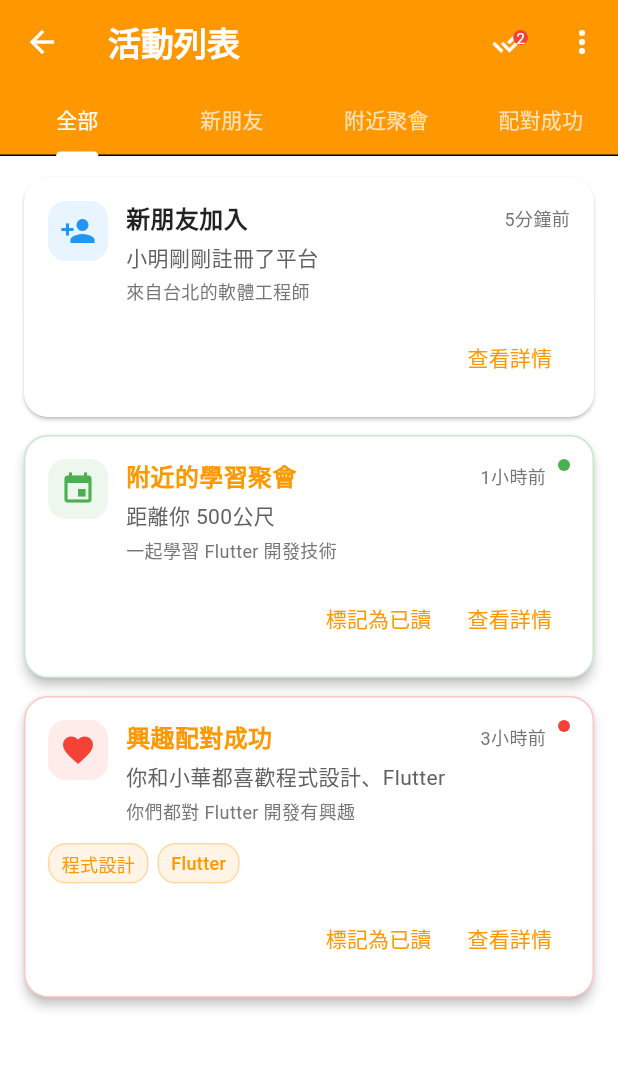
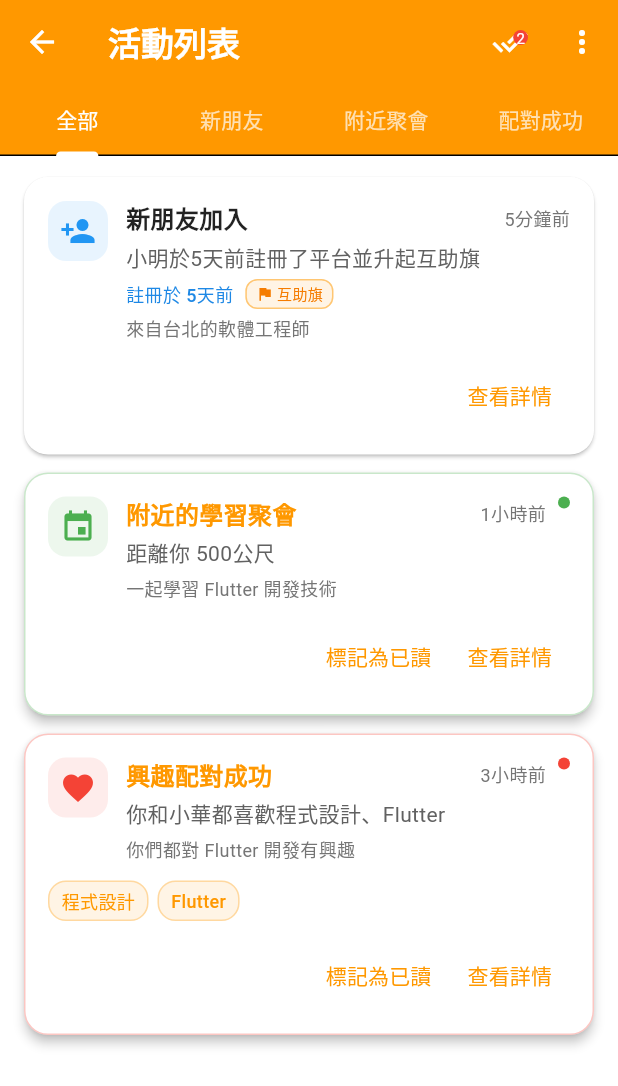
Before and after one commit to 3dw/auto30_next, a Flutter app: the ActivityListScreen screen opened directly, after a tap on "標記為已讀", on a phone screen of 412 x 824 dp. Shown: the top 1086 px of the screen. Run offline on Flutter 3.47's test engine with Material 3 defaults, Android fonts, the phone set to English and light mode, and no system bars; our stand-ins replace firebase_auth, firebase_core, firebase_database, flutter_map, geolocator, go_router and 4 more; missing offline and left inert: dart:html, dart:js, dart:ui_web, qr_code_scanner; accounts and stored records are empty.

Commit message:
work on #18  調整程式碼：「最新活動」之下的所列出「新朋友加入」功能的詳細運作改為：只列出該登入用戶目前日期的前三十天內的新註冊且有升起互助旗的新朋友，若「無」，則顯示訊息為「新朋友加入：30天內沒有新註冊且有升起互助旗的新朋友」

```diff
--- a/lib/features/home/presentation/screens/activity_detail_screen.dart
+++ b/lib/features/home/presentation/screens/activity_detail_screen.dart
@@ -218,13 +218,41 @@ class ActivityDetailScreen extends StatelessWidget {
             title: '用戶名',
             content: activity.userName!,
           ),
+        if (activity.registrationDate != null)
+          _buildInfoItem(
+            icon: Icons.calendar_today,
+            title: '註冊日期',
+            content: _formatDate(activity.registrationDate!),
+          ),
+        _buildInfoItem(
+          icon: Icons.flag,
+          title: '互助旗狀態',
+          content: activity.hasFlag ? '已升起互助旗' : '尚未升起互助旗',
+        ),
         _buildInfoItem(
           icon: Icons.access_time,
-          title: '加入時間',
+          title: '活動時間',
           content: activity.timeAgo,
         ),
       ],
     );
+  }
+
+  String _formatDate(DateTime date) {
+    final now = DateTime.now();
+    final difference = now.difference(date);
+
+    if (difference.inDays == 0) {
+      return '今天';
+    } else if (difference.inDays == 1) {
+      return '昨天';
+    } else if (difference.inDays < 7) {
+      return '${difference.inDays}天前';
+    } else if (difference.inDays < 30) {
+      return '${difference.inDays ~/ 7}週前';
+    } else {
+      return '${date.year}年${date.month}月${date.day}日';
+    }
   }
 
   Widget _buildNearbyEventSection(BuildContext context, Activity activity) {
--- a/lib/features/home/presentation/screens/activity_list_screen.dart
+++ b/lib/features/home/presentation/screens/activity_list_screen.dart
@@ -157,7 +157,8 @@ class _ActivityListScreenState extends State<ActivityListScreen>
               _buildActivityList(provider.activities),
               _buildActivityList(provider.activities
                   .where((a) => a.type == ActivityType.newFriend)
-                  .toList()),
+                  .toList(),
+                  showNewFriendMessage: true),
               _buildActivityList(provider.activities
                   .where((a) => a.type == ActivityType.nearbyEvent)
                   .toList()),
@@ -171,24 +172,30 @@ class _ActivityListScreenState extends State<ActivityListScreen>
     );
   }
 
-  Widget _buildActivityList(List<Activity> activities) {
+  Widget _buildActivityList(List<Activity> activities, {bool showNewFriendMessage = false}) {
     if (activities.isEmpty) {
-      return const Center(
+      String emptyMessage = '暫無活動';
+      if (showNewFriendMessage) {
+        emptyMessage = '30天內沒有新註冊且有升起互助旗的新朋友';
+      }
+
+      return Center(
         child: Column(
           mainAxisAlignment: MainAxisAlignment.center,
           children: [
             Icon(
-              Icons.notifications_none,
+              showNewFriendMessage ? Icons.person_add : Icons.notifications_none,
               size: 64,
               color: Colors.grey,
             ),
-            SizedBox(height: 16),
+            const SizedBox(height: 16),
             Text(
-              '暫無活動',
-              style: TextStyle(
+              emptyMessage,
+              style: const TextStyle(
                 fontSize: 18,
                 color: Colors.grey,
               ),
+              textAlign: TextAlign.center,
             ),
           ],
         ),
--- a/lib/features/home/providers/activity_provider.dart
+++ b/lib/features/home/providers/activity_provider.dart
@@ -7,16 +7,66 @@ import 'dart:math';
 class ActivityProvider with ChangeNotifier {
   final List<Activity> _activities = [];
   bool _isLoading = false;
+  int _newFriendFilterDays = 30; // 新朋友活動過濾天數，默認30天
 
-  List<Activity> get activities => List.unmodifiable(_activities);
+  List<Activity> get activities {
+    // 過濾活動：新朋友活動只顯示指定天數內註冊且有升起互助旗的用戶
+    final filteredActivities = _activities.where((activity) {
+      if (activity.type == ActivityType.newFriend) {
+        if (activity.registrationDate != null) {
+          final filterDate = DateTime.now().subtract(Duration(days: _newFriendFilterDays));
+          return activity.registrationDate!.isAfter(filterDate) && activity.hasFlag;
+        }
+        return false; // 如果沒有註冊日期，不顯示
+      }
+      return true; // 其他類型的活動正常顯示
+    }).toList();
+
+    return List.unmodifiable(filteredActivities);
+  }
   bool get isLoading => _isLoading;
+  int get newFriendFilterDays => _newFriendFilterDays;
 
   // 獲取未讀活動數量
-  int get unreadCount => _activities.where((activity) => !activity.isRead).length;
+  int get unreadCount => activities.where((activity) => !activity.isRead).length;
+
+  // 設置新朋友活動過濾天數
+  void setNewFriendFilterDays(int days) {
+    if (days != _newFriendFilterDays) {
+      _newFriendFilterDays = days;
+      notifyListeners();
+    }
+  }
+
+  // 檢查是否有符合條件的新朋友（指定天數內註冊且有升起互助旗）
+  bool hasQualifiedNewFriends() {
+    return _activities.any((activity) {
+      if (activity.type == ActivityType.newFriend) {
+        if (activity.registrationDate != null) {
+          final filterDate = DateTime.now().subtract(Duration(days: _newFriendFilterDays));
+          return activity.registrationDate!.isAfter(filterDate) && activity.hasFlag;
+        }
+      }
+      return false;
+    });
+  }
+
+  // 獲取符合條件的新朋友數量
+  int getQualifiedNewFriendsCount() {
+    return _activities.where((activity) {
+      if (activity.type == ActivityType.newFriend) {
+        if (activity.registrationDate != null) {
+          final filterDate = DateTime.now().subtract(Duration(days: _newFriendFilterDays));
+          return activity.registrationDate!.isAfter(filterDate) && activity.hasFlag;
+        }
+      }
+      return false;
+    }).length;
+  }
 
   // 獲取最近的活動（限制數量）
   List<Activity> getRecentActivities([int limit = 10]) {
-    final sortedActivities = List<Activity>.from(_activities);
+    final sortedActivities = List<Activity>.from(activities);
     sortedActivities.sort((a, b) => b.timestamp.compareTo(a.timestamp));
     return sortedActivities.take(limit).toList();
   }
@@ -113,11 +163,15 @@ class ActivityProvider with ChangeNotifier {
     required String userName,
     required String userId,
     String? description,
+    DateTime? registrationDate,
+    bool hasFlag = false,
   }) async {
     final activity = ActivityFactory.createNewFriendActivity(
       userName: userName,
       userId: userId,
       description: description,
+      registrationDate: registrationDate,
+      hasFlag: hasFlag,
     );
     await addActivity(activity);
   }
@@ -159,11 +213,16 @@ class ActivityProvider with ChangeNotifier {
   // 生成示例活動（用於演示）
   Future<void> _generateSampleActivities() async {
     if (_activities.isEmpty) {
+      final now = DateTime.now();
+
+      // 只生成指定天數內且有升起互助旗的新朋友活動
       final sampleActivities = [
         ActivityFactory.createNewFriendActivity(
           userName: '小明',
           userId: 'user_001',
           description: '來自台北的軟體工程師',
+          registrationDate: now.subtract(const Duration(days: 5)),
+          hasFlag: true,
         ),
         ActivityFactory.createNearbyEventActivity(
           eventTitle: 'Flutter 學習聚會',
@@ -181,7 +240,6 @@ class ActivityProvider with ChangeNotifier {
       ];
 
       // 設定不同的時間
-      final now = DateTime.now();
       sampleActivities[0] = sampleActivities[0].copyWith(
         timestamp: now.subtract(const Duration(minutes: 5)),
       );
@@ -200,7 +258,7 @@ class ActivityProvider with ChangeNotifier {
     }
   }
 
-  // 模擬新朋友加入
+  // 模擬新朋友加入（只生成指定天數內註冊且有升起互助旗的用戶）
   Future<void> simulateNewFriend() async {
     final names = ['小李', '小王', '小陳', '小林', '小張'];
     final descriptions = ['喜歡讀書', '熱愛運動', '愛好音樂', '程式設計師', '設計師'];
@@ -209,10 +267,18 @@ class ActivityProvider with ChangeNotifier {
     final name = names[random.nextInt(names.length)];
     final description = descriptions[random.nextInt(descriptions.length)];
 
+    // 隨機生成指定天數內的註冊日期
+    final now = DateTime.now();
+    final filterDate = now.subtract(Duration(days: _newFriendFilterDays));
+    final daysSinceRegistration = random.nextInt(_newFriendFilterDays);
+    final registrationDate = filterDate.add(Duration(days: daysSinceRegistration));
+
     await addNewFriendActivity(
       userName: name,
       userId: 'user_${random.nextInt(1000)}',
       description: description,
+      registrationDate: registrationDate,
+      hasFlag: true, // 新朋友必須有升起互助旗
     );
   }
 
--- a/lib/shared/models/activity_model.dart
+++ b/lib/shared/models/activity_model.dart
@@ -20,6 +20,8 @@ class Activity {
   final String? distance;
   final List<String>? matchedInterests;
   final bool isRead;
+  final DateTime? registrationDate; // 用戶註冊日期（僅用於新朋友活動）
+  final bool hasFlag; // 是否有升起互助旗（僅用於新朋友活動）
 
   Activity({
     required this.id,
@@ -35,6 +37,8 @@ class Activity {
     this.distance,
     this.matchedInterests,
     this.isRead = false,
+    this.registrationDate,
+    this.hasFlag = false,
   });
 
   // 獲取活動圖示
@@ -94,6 +98,8 @@ class Activity {
     String? distance,
     List<String>? matchedInterests,
     bool? isRead,
+    DateTime? registrationDate,
+    bool? hasFlag,
   }) {
     return Activity(
       id: id ?? this.id,
@@ -109,6 +115,8 @@ class Activity {
       distance: distance ?? this.distance,
       matchedInterests: matchedInterests ?? this.matchedInterests,
       isRead: isRead ?? this.isRead,
+      registrationDate: registrationDate ?? this.registrationDate,
+      hasFlag: hasFlag ?? this.hasFlag,
     );
   }
 
@@ -128,6 +136,8 @@ class Activity {
       'distance': distance,
       'matchedInterests': matchedInterests,
       'isRead': isRead,
+      'registrationDate': registrationDate?.millisecondsSinceEpoch,
+      'hasFlag': hasFlag,
     };
   }
 
@@ -149,6 +159,10 @@ class Activity {
           ? List<String>.from(map['matchedInterests'])
           : null,
       isRead: map['isRead'] ?? false,
+      registrationDate: map['registrationDate'] != null
+          ? DateTime.fromMillisecondsSinceEpoch(map['registrationDate'])
+          : null,
+      hasFlag: map['hasFlag'] ?? false,
     );
   }
 }
@@ -159,16 +173,33 @@ class ActivityFactory {
     required String userName,
     required String userId,
     String? description,
+    DateTime? registrationDate,
+    bool hasFlag = false,
   }) {
+    final regDate = registrationDate ?? DateTime.now();
+    final now = DateTime.now();
+    final daysSinceRegistration = now.difference(regDate).inDays;
+
+    String subtitle;
+    if (daysSinceRegistration == 0) {
+      subtitle = '$userName今天註冊了平台並升起互助旗';
+    } else if (daysSinceRegistration == 1) {
+      subtitle = '$userName昨天註冊了平台並升起互助旗';
+    } else {
+      subtitle = '$userName於${daysSinceRegistration}天前註冊了平台並升起互助旗';
+    }
+
     return Activity(
       id: DateTime.now().millisecondsSinceEpoch.toString(),
       type: ActivityType.newFriend,
       title: '新朋友加入',
-      subtitle: '$userName剛剛註冊了平台',
+      subtitle: subtitle,
       description: description,
       timestamp: DateTime.now(),
       userId: userId,
       userName: userName,
+      registrationDate: regDate,
+      hasFlag: hasFlag,
     );
   }
 
--- a/lib/shared/widgets/activity_card.dart
+++ b/lib/shared/widgets/activity_card.dart
@@ -96,6 +96,54 @@ class ActivityCard extends StatelessWidget {
                             color: Colors.grey[700],
                           ),
                         ),
+
+                        // 註冊日期和互助旗狀態（僅新朋友活動）
+                        if (activity.type == ActivityType.newFriend) ...[
+                          if (activity.registrationDate != null) ...[
+                            const SizedBox(height: 4),
+                            Row(
+                              children: [
+                                Text(
+                                  '註冊於 ${_formatRegistrationDate(activity.registrationDate!)}',
+                                  style: TextStyle(
+                                    fontSize: 12,
+                                    color: Colors.blue[600],
+                                    fontWeight: FontWeight.w500,
+                                  ),
+                                ),
+                                const SizedBox(width: 8),
+                                if (activity.hasFlag)
+                                  Container(
+                                    padding: const EdgeInsets.symmetric(horizontal: 6, vertical: 2),
+                                    decoration: BoxDecoration(
+                                      color: Colors.orange.withOpacity(0.1),
+                                      borderRadius: BorderRadius.circular(8),
+                                      border: Border.all(color: Colors.orange.withOpacity(0.5)),
+                                    ),
+                                    child: Row(
+                                      mainAxisSize: MainAxisSize.min,
+                                      children: [
+                                        Icon(
+                                          Icons.flag,
+                                          size: 12,
+                                          color: Colors.orange[700],
+                                        ),
+                                        const SizedBox(width: 2),
+                                        Text(
+                                          '互助旗',
+                                          style: TextStyle(
+                                            fontSize: 10,
+                                            color: Colors.orange[700],
+                                            fontWeight: FontWeight.w500,
+                                          ),
+                                        ),
+                                      ],
+                                    ),
+                                  ),
+                              ],
+                            ),
+                          ],
+                        ],
 
                         // 描述（如果存在）
                         if (activity.description != null) ...[
@@ -207,6 +255,23 @@ class ActivityCard extends StatelessWidget {
         break;
     }
   }
+
+  String _formatRegistrationDate(DateTime date) {
+    final now = DateTime.now();
+    final difference = now.difference(date);
+
+    if (difference.inDays == 0) {
+      return '今天';
+    } else if (difference.inDays == 1) {
+      return '昨天';
+    } else if (difference.inDays < 7) {
+      return '${difference.inDays}天前';
+    } else if (difference.inDays < 30) {
+      return '${difference.inDays ~/ 7}週前';
+    } else {
+      return '${date.year}年${date.month}月${date.day}日';
+    }
+  }
 }
 
 // 活動列表組件
```
Also changed, not shown: lib/features/home/presentation/screens/home_screen.dart (+75 -33 lines).
